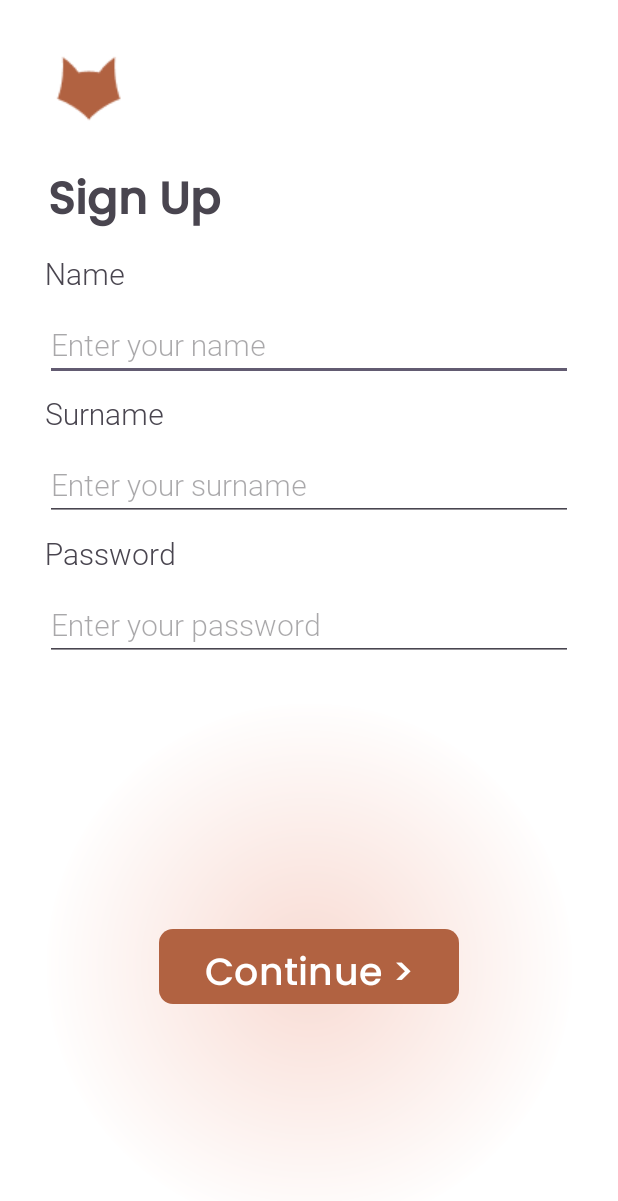
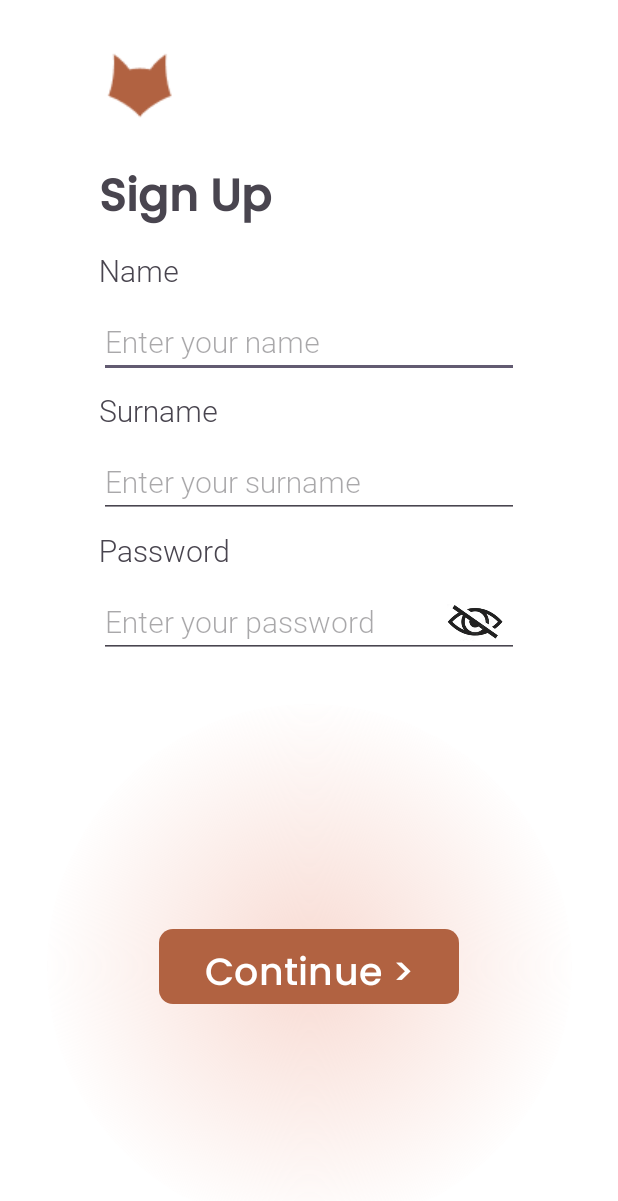
Before and after one commit to VadimKravchenkoDev/Registration-page, an Android app: the screen it shows after launch (MainActivity), on a phone screen of 412 x 824 dp. Shown: the top 1201 px of the screen. Run offline under Robolectric (Android 15) with nearby library versions, the phone set to English and light mode, and no system bars.

```diff
--- a/app/build.gradle.kts
+++ b/app/build.gradle.kts
@@ -29,6 +29,12 @@ android {
         sourceCompatibility = JavaVersion.VERSION_1_8
         targetCompatibility = JavaVersion.VERSION_1_8
     }
+
+
+        viewBinding {
+            enable = true
+        }
+
 }
 
 dependencies {
--- a/app/src/main/java/com/example/registrationpage/MainActivity.java
+++ b/app/src/main/java/com/example/registrationpage/MainActivity.java
@@ -1,24 +1,60 @@
 package com.example.registrationpage;
 
 import android.os.Bundle;
+import android.view.View;
+import android.widget.EditText;
+import android.widget.Toast;
 
 import androidx.activity.EdgeToEdge;
 import androidx.appcompat.app.AppCompatActivity;
 import androidx.core.graphics.Insets;
 import androidx.core.view.ViewCompat;
 import androidx.core.view.WindowInsetsCompat;
+import androidx.lifecycle.ViewModelProvider;
+
+import com.example.registrationpage.databinding.ActivityMainBinding;
 
 public class MainActivity extends AppCompatActivity {
+    private ActivityMainBinding binding;
+    private RegistrationViewModel registrationViewModel;
 
     @Override
     protected void onCreate(Bundle savedInstanceState) {
         super.onCreate(savedInstanceState);
+        binding = ActivityMainBinding.inflate(getLayoutInflater());
         EdgeToEdge.enable(this);
-        setContentView(R.layout.activity_main);
+        setContentView(binding.getRoot());
         ViewCompat.setOnApplyWindowInsetsListener(findViewById(R.id.main), (v, insets) -> {
             Insets systemBars = insets.getInsets(WindowInsetsCompat.Type.systemBars());
             v.setPadding(systemBars.left, systemBars.top, systemBars.right, systemBars.bottom);
             return insets;
         });
+        registrationViewModel = new ViewModelProvider(this).get(RegistrationViewModel.class);
+        RegistrationData registrationData = new RegistrationData(registrationViewModel);
+
+        registrationViewModel.getIsImageVisible().observe(this,isVisible -> {
+            binding.imageCloseEye.setVisibility(isVisible ? View.VISIBLE : View.GONE);
+            binding.imageOpenEye.setVisibility(isVisible ? View.GONE : View.VISIBLE);
+        });
+        binding.imageCloseEye.setOnClickListener(v-> registrationData.onImageClick());
+        binding.imageOpenEye.setOnClickListener(v-> registrationData.onImageClick());
+
+        binding.buttonContinue.setOnClickListener(v -> {
+            String name = binding.editTextName.getText().toString();
+            String surname = binding.editTextSername.getText().toString();
+            String password = binding.editTextPassword.getText().toString();
+            if (!RegistrationValidator.areFieldsValid(name, surname, password)) {
+                String errorMessage = RegistrationValidator.getErrorMessage(name, surname, password);
+                Toast.makeText(this, errorMessage, Toast.LENGTH_LONG).show();
+            } else {
+                registrationViewModel.setRegistrationDate(name, surname, password);
+            }
+        });
+    }
+
+    @Override
+    protected void onDestroy() {
+        super.onDestroy();
+        binding = null;
     }
 }
--- /dev/null
+++ b/app/src/main/java/com/example/registrationpage/RegistrationData.java
@@ -0,0 +1,64 @@
+package com.example.registrationpage;
+
+public class RegistrationData {
+    private final RegistrationViewModel viewModel;
+    private String name;
+    private String surname;
+    private String password;
+    private boolean isOver18;
+    private boolean isPasswordVisible = false;
+
+
+    public RegistrationData(RegistrationViewModel viewModel){
+        this.viewModel = viewModel;
+    }
+
+    public void onImageClick(){
+        viewModel.toggleImageVisibility();
+    }
+    //Getters and Setters
+    public String getName() {
+        return name;
+    }
+
+    public void setName(String name) {
+        this.name = name;
+    }
+
+    public String getSurname() {
+        return surname;
+    }
+
+    public void setSurname(String surname) {
+        this.surname = surname;
+    }
+
+    public String getPassword() {
+        return password;
+    }
+
+    public void setPassword(String password) {
+        this.password = password;
+    }
+
+    public boolean isOver18() {
+        return isOver18;
+    }
+
+    public void setOver18(boolean over18) {
+        isOver18 = over18;
+    }
+
+    public boolean isPasswordVisible() {
+        if(isPasswordVisible){
+            isPasswordVisible = false;
+        } else {
+            isPasswordVisible = true;
+        }
+        return isPasswordVisible;
+    }
+
+    public void setPasswordVisible(boolean passwordVisible) {
+        isPasswordVisible = passwordVisible;
+    }
+}
--- /dev/null
+++ b/app/src/main/java/com/example/registrationpage/RegistrationViewModel.java
@@ -0,0 +1,32 @@
+package com.example.registrationpage;
+
+import androidx.lifecycle.LiveData;
+import androidx.lifecycle.MutableLiveData;
+
+public class RegistrationViewModel extends androidx.lifecycle.ViewModel {
+
+    private final MutableLiveData<RegistrationData> registrationDate = new MutableLiveData<>(new RegistrationData(this));
+
+    private final MutableLiveData<Boolean> isImageVisible = new MutableLiveData<>(true);
+
+    public LiveData<RegistrationData> getRegistrationData() {
+        return registrationDate;
+    }
+
+    public LiveData<Boolean> getIsImageVisible(){
+        return isImageVisible;
+    }
+
+    public void toggleImageVisibility(){
+        Boolean currentState = isImageVisible.getValue();
+        isImageVisible.setValue(!currentState);
+    }
+
+    public void setRegistrationDate(String name, String surname, String password) {
+        RegistrationData data = registrationDate.getValue();
+        data.setName(name);
+        data.setSurname(surname);
+        data.setPassword(password);
+        registrationDate.setValue(data);
+    }
+}
--- a/app/src/main/res/drawable/gradient_circle.xml
+++ b/app/src/main/res/drawable/gradient_circle.xml
@@ -1,7 +1,7 @@
 <shape xmlns:android="http://schemas.android.com/apk/res/android" android:shape="oval">
     <gradient
         android:startColor="#F8DBD3"
-        android:endColor="#FFFFFF"
+        android:endColor="#00FFFFFF"
         android:gradientRadius="180dp"
         android:type="radial"
         android:useLevel="false"/>
--- a/app/src/main/res/layout/activity_main.xml
+++ b/app/src/main/res/layout/activity_main.xml
@@ -13,8 +13,8 @@
         android:id="@+id/imageView_main"
         android:layout_width="wrap_content"
         android:layout_height="wrap_content"
-        android:layout_margin="@dimen/image_margin"
-        app:layout_constraintStart_toStartOf="parent"
+        android:layout_marginTop="30dp"
+        app:layout_constraintStart_toStartOf="@+id/editText_name"
         app:layout_constraintTop_toTopOf="parent"
         app:srcCompat="@drawable/fox" />
 
@@ -33,7 +33,7 @@
     <!--Name block -->
     <TextView
         android:id="@+id/textView_name"
-        style="@style/input_text"
+        style="@style/text_style"
         android:layout_marginTop="@dimen/input_text_margin"
         android:text="@string/name"
         app:layout_constraintStart_toStartOf="@+id/textView_sign_up"
@@ -44,13 +44,12 @@
         style="@style/input_text"
         android:inputType="text"
         android:hint="@string/hint_name"
-        app:layout_constraintStart_toStartOf="@+id/textView_name"
         app:layout_constraintTop_toBottomOf="@+id/textView_name" />
 
     <!--Surname block -->
     <TextView
         android:id="@+id/textView_surname"
-        style="@style/input_text"
+        style="@style/text_style"
         android:layout_marginTop="@dimen/input_text_margin"
         android:text="@string/surname"
         app:layout_constraintStart_toStartOf="@+id/editText_name"
@@ -61,13 +60,12 @@
         style="@style/input_text"
         android:inputType="text"
         android:hint="@string/hint_surname"
-        app:layout_constraintStart_toStartOf="@+id/textView_surname"
         app:layout_constraintTop_toBottomOf="@+id/textView_surname" />
 
     <!--Password block -->
     <TextView
         android:id="@+id/textView_password"
-        style="@style/input_text"
+        style="@style/text_style"
         android:layout_marginTop="@dimen/input_text_margin"
         android:text="@string/password"
         app:layout_constraintStart_toStartOf="@+id/editText_sername"
@@ -76,9 +74,8 @@
     <EditText
         android:id="@+id/editText_password"
         style="@style/input_text"
-        android:inputType="text"
         android:hint="@string/hint_password"
-        app:layout_constraintStart_toStartOf="@+id/textView_password"
+        android:inputType="textPassword"
         app:layout_constraintTop_toBottomOf="@+id/textView_password" />
 
     <!--Gradient background -->
@@ -103,13 +100,33 @@
         android:textSize="@dimen/button_textSize"
         app:layout_constraintBottom_toBottomOf="parent"
         app:layout_constraintEnd_toEndOf="parent"
+        app:layout_constraintStart_toStartOf="parent"
         app:layout_constraintHorizontal_bias="@dimen/button_horizontal_bias"
         app:layout_constraintVertical_bias="@dimen/button_vertical_bias"
-        app:layout_constraintStart_toStartOf="parent"
         app:layout_constraintTop_toTopOf="parent"
         />
 
+    <ImageView
+        android:id="@+id/image_open_eye"
+        android:layout_width="38dp"
+        android:layout_height="31dp"
+        app:layout_constraintBottom_toBottomOf="@+id/editText_password"
+        app:layout_constraintEnd_toEndOf="@+id/editText_password"
+        app:layout_constraintTop_toTopOf="@+id/editText_password"
+        android:layout_marginRight="10dp"
+        app:srcCompat="@drawable/open_eye" />
 
+    <ImageView
+        android:id="@+id/image_close_eye"
+        android:layout_width="38dp"
+        android:layout_height="31dp"
+        app:layout_constraintBottom_toBottomOf="@+id/editText_password"
+        app:layout_constraintEnd_toEndOf="@+id/editText_password"
+        app:layout_constraintTop_toTopOf="@+id/editText_password"
+        android:layout_marginRight="10dp"
+        app:srcCompat="@drawable/close_eye"
+        android:visibility="invisible"
+        />
 
 
 </androidx.constraintlayout.widget.ConstraintLayout>
--- a/app/src/main/res/values/dimens.xml
+++ b/app/src/main/res/values/dimens.xml
@@ -1,6 +1,5 @@
 <?xml version="1.0" encoding="utf-8"?>
 <resources>
-
     <dimen name="background_view_diameter">350dp</dimen>
     <dimen name="image_margin">32dp</dimen>
     <dimen name="sign_margin">24dp</dimen>
@@ -12,9 +11,4 @@
     <dimen name="button_textSize">25sp</dimen>
     <item name="button_horizontal_bias" format="float" type="dimen">0.5</item>
     <item name="button_vertical_bias" format="float" type="dimen">0.8</item>
-
-
-
-
-
 </resources>
--- a/app/src/main/res/values/style.xml
+++ b/app/src/main/res/values/style.xml
@@ -1,17 +1,20 @@
 <?xml version="1.0" encoding="utf-8"?>
 <resources>
-
     <style name="input_text">
-
         <item name="android:fontFamily">@font/roboto</item>
         <item name="android:textSize">@dimen/input_text_size</item>
-        <item name="android:layout_width">match_parent</item>
+        <item name="android:layout_width">wrap_content</item>
         <item name="android:layout_height">wrap_content</item>
-        <item name="android:layout_marginLeft">30dp</item>
-        <item name="android:layout_marginRight">30dp</item>
+        <item name="layout_constraintStart_toStartOf">parent</item>
+        <item name="layout_constraintEnd_toEndOf">parent</item>
         <item name="android:layout_marginTop">10dp</item>
-
-
+        <item name="android:ems">12</item>
     </style>
-
+    <style name="text_style">
+        <item name="android:fontFamily">@font/roboto</item>
+        <item name="android:textSize">@dimen/input_text_size</item>
+        <item name="android:layout_width">wrap_content</item>
+        <item name="android:layout_height">wrap_content</item>
+        <item name="android:layout_marginTop">10dp</item>
+    </style>
 </resources>
```
Also changed, not shown: app/src/main/java/com/example/registrationpage/RegistrationValidator.java (added, +18 -0 lines), app/src/main/java/com/example/registrationpage/RegistrationViewModelFactory.java (added, +19 -0 lines), app/src/main/res/drawable/close_eye.png (added), app/src/main/res/drawable/open_eye.png (added).
